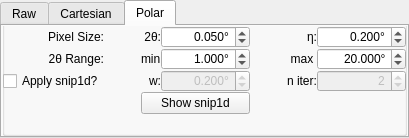
Old version of the form hexrd/ui/resources/ui/image_mode_widget.ui in the repository HEXRD/hexrdgui.
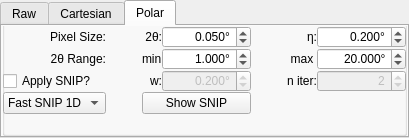
New version of the form. The open tabs and pages were chosen to show the change.

Commit message: Add combo box to select SNIP 1d algorithm; store as integer/enum

Diff of the .ui file:
```diff
--- a/hexrd/ui/resources/ui/image_mode_widget.ui
+++ b/hexrd/ui/resources/ui/image_mode_widget.ui
@@ -535,7 +535,7 @@
               <item row="2" column="0">
                <widget class="QCheckBox" name="polar_apply_snip1d">
                 <property name="text">
-                 <string>Apply snip1d?</string>
+                 <string>Apply SNIP?</string>
                 </property>
                </widget>
               </item>
@@ -622,10 +622,24 @@
               <item row="3" column="3" colspan="2">
                <widget class="QPushButton" name="polar_show_snip1d">
                 <property name="text">
-                 <string>Show snip1d</string>
+                 <string>Show SNIP</string>
                 </property>
                </widget>
               </item>
+              <item row="3" column="0">
+               <widget class="QComboBox" name="polar_snip1d_algorithm">
+                <item>
+                 <property name="text">
+                  <string>Fast SNIP 1D</string>
+                 </property>
+                </item>
+                <item>
+                 <property name="text">
+                  <string>SNIP 1D</string>
+                 </property>
+                </item>
+               </widget>
+              </item>
              </layout>
             </item>
            </layout>
```
The commit also changes 4 other files.
